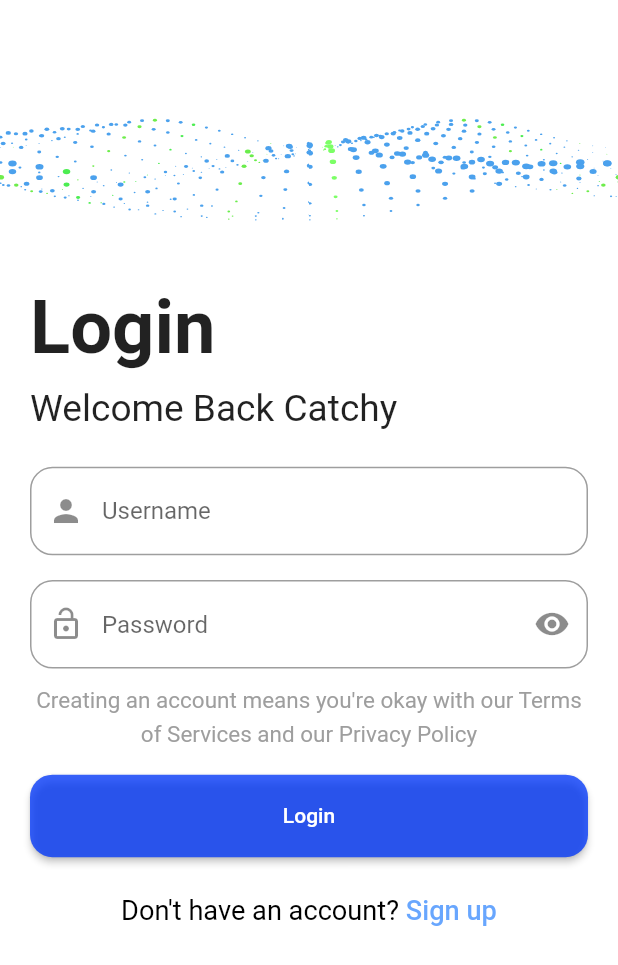
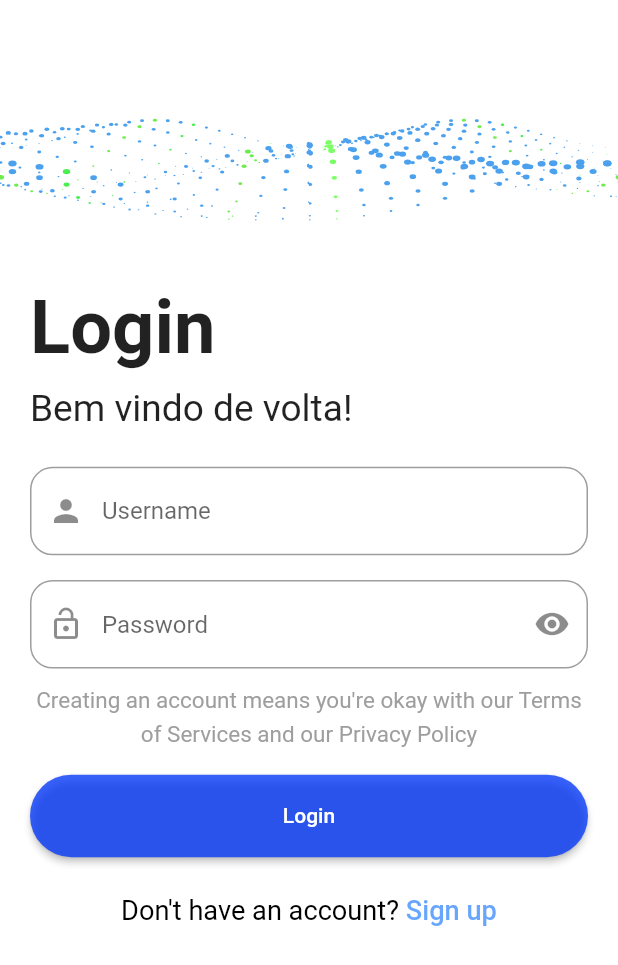
Before and after one commit to at-ribeiro/adc-project, a Flutter app: the LoginView screen opened directly, on a phone screen of 412 x 824 dp. Shown: the top 965 px of the screen. Run offline on Flutter 3.47's test engine with Material 2 defaults, Android fonts, the phone set to English and light mode, and no system bars; our stand-ins replace get, google_fonts, lottie; Roboto replaces fonts that are missing (Ubuntu).

Commit message:
Pequenas alterações na UI
Alterado butão de signup e login

```diff
--- a/flutter/fctconnect/lib/views/login_view.dart
+++ b/flutter/fctconnect/lib/views/login_view.dart
@@ -128,7 +128,7 @@ class _LoginViewState extends State<LoginView> {
         Padding(
           padding: const EdgeInsets.only(left: 20.0),
           child: Text(
-            'Welcome Back Catchy',
+            'Bem vindo de volta!',
             style: kLoginSubtitleStyle(size),
           ),
         ),
@@ -287,7 +287,7 @@ class _LoginViewState extends State<LoginView> {
           backgroundColor: MaterialStateProperty.all(Color.fromARGB(198, 0, 54, 250)),
           shape: MaterialStateProperty.all(
             RoundedRectangleBorder(
-              borderRadius: BorderRadius.circular(15),
+              borderRadius: BorderRadius.circular(50),
             ),
           ),
         ),
--- a/flutter/fctconnect/lib/views/signUp_view.dart
+++ b/flutter/fctconnect/lib/views/signUp_view.dart
@@ -284,7 +284,7 @@ class _SignUpViewState extends State<SignUpView> {
           backgroundColor: MaterialStateProperty.all(Color.fromARGB(198, 0, 54, 250)),
           shape: MaterialStateProperty.all(
             RoundedRectangleBorder(
-              borderRadius: BorderRadius.circular(15),
+              borderRadius: BorderRadius.circular(50),
             ),
           ),
         ),
```
Also changed, not shown: 5 other files.
